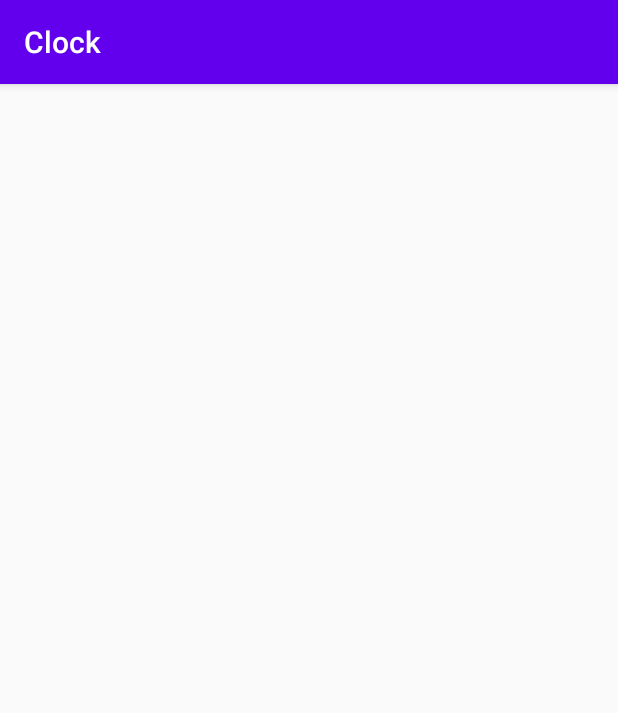
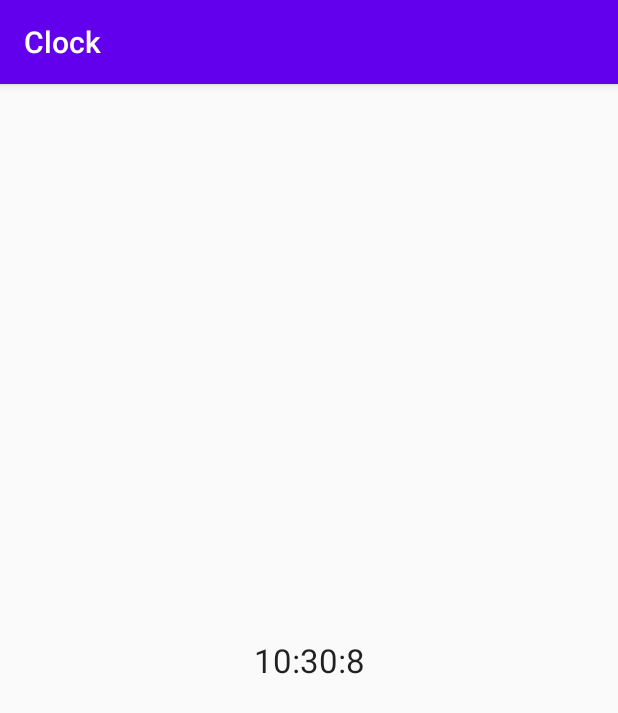
Before and after one commit to focus617/Clock, an Android app: the screen it shows after launch (MainActivity), on a phone screen of 412 x 824 dp. Shown: the top 713 px of the screen. Run offline under Robolectric (Android 15) with nearby library versions, the phone set to English and light mode, and no system bars.

Commit message:
Implement time view of clock function.

```diff
--- /dev/null
+++ b/app/src/main/java/com/example/clock/TimeView.java
@@ -0,0 +1,76 @@
+package com.example.clock;
+
+import android.content.Context;
+import android.os.Handler;
+import android.util.AttributeSet;
+import android.view.View;
+import android.widget.LinearLayout;
+import android.widget.TextView;
+
+import androidx.annotation.Nullable;
+
+import com.example.clock.R;
+
+import java.util.Calendar;
+
+import static android.os.SystemClock.sleep;
+
+public class TimeView extends LinearLayout {
+    private TextView tvTime;
+
+    public TimeView(Context context) {
+        super(context);
+    }
+
+    public TimeView(Context context, @Nullable AttributeSet attrs) {
+        super(context, attrs);
+    }
+
+    public TimeView(Context context, AttributeSet attrs, int defStyle) {
+        super(context, attrs, defStyle);
+    }
+
+    @Override
+    protected void onFinishInflate() {
+        super.onFinishInflate();
+        tvTime = (TextView) findViewById(R.id.tvTime);
+        tvTime.setText("Hello");
+
+        timeHandler.sendEmptyMessage(0);
+    }
+
+    @Override
+    protected void onVisibilityChanged(View changedView, int visibility) {
+        super.onVisibilityChanged(changedView, visibility);
+        //当再次切换到这个Tab时我们就再发送一次这个消息，否者就把所有的消息移除掉
+        if (visibility == View.VISIBLE) {
+            timeHandler.sendEmptyMessage(0);
+        } else {
+            timeHandler.removeMessages(0);
+        }
+    }
+
+    private void refreshTime() {
+        //获取当前的时间
+        Calendar c = Calendar.getInstance();
+        tvTime = (TextView) findViewById(R.id.tvTime);
+
+//        tvTime.setText("Hello World!");
+        tvTime.setText(String.format("%d:%d:%d", c.get(Calendar.HOUR_OF_DAY), c.get(Calendar.MINUTE), c.get(Calendar.SECOND)));
+    }
+
+    private Handler timeHandler = new Handler() {
+        public void handleMessage(android.os.Message msg) {
+            refreshTime();
+
+            //处于当前Tab的时候给自己发送信息，可以刷新
+            if (getVisibility() == View.VISIBLE) {
+                //1秒钟后再次执行以下sendEmptyMessage，what参数用于区分不同的message
+                timeHandler.sendEmptyMessageDelayed(0, 1000);
+            }
+        }
+
+        ;
+    };
+
+}
--- a/app/src/main/res/layout/activity_main.xml
+++ b/app/src/main/res/layout/activity_main.xml
@@ -28,33 +28,37 @@
                 android:layout_width="match_parent"
                 android:layout_height="match_parent">
 
-                <LinearLayout
+                <com.example.clock.TimeView
                     android:id="@+id/tabTime"
                     android:layout_width="match_parent"
                     android:layout_height="match_parent"
                     android:orientation="vertical">
-                </LinearLayout>
+
+                    <TextView
+                        android:id="@+id/tvTime"
+                        android:layout_width="fill_parent"
+                        android:layout_height="fill_parent"
+                        android:gravity="center"
+                        android:textAppearance="?android:attr/textAppearanceLarge" />
+                </com.example.clock.TimeView>
 
                 <LinearLayout
                     android:id="@+id/tabAlarm"
                     android:layout_width="match_parent"
                     android:layout_height="match_parent"
-                    android:orientation="vertical">
-                </LinearLayout>
+                    android:orientation="vertical"></LinearLayout>
 
                 <LinearLayout
                     android:id="@+id/tabTimer"
                     android:layout_width="match_parent"
                     android:layout_height="match_parent"
-                    android:orientation="vertical">
-                </LinearLayout>
+                    android:orientation="vertical"></LinearLayout>
 
                 <LinearLayout
                     android:id="@+id/tabStopWatch"
                     android:layout_width="match_parent"
                     android:layout_height="match_parent"
-                    android:orientation="vertical">
-                </LinearLayout>
+                    android:orientation="vertical"></LinearLayout>
 
             </FrameLayout>
         </LinearLayout>
```
Also changed, not shown: 1 other file.
